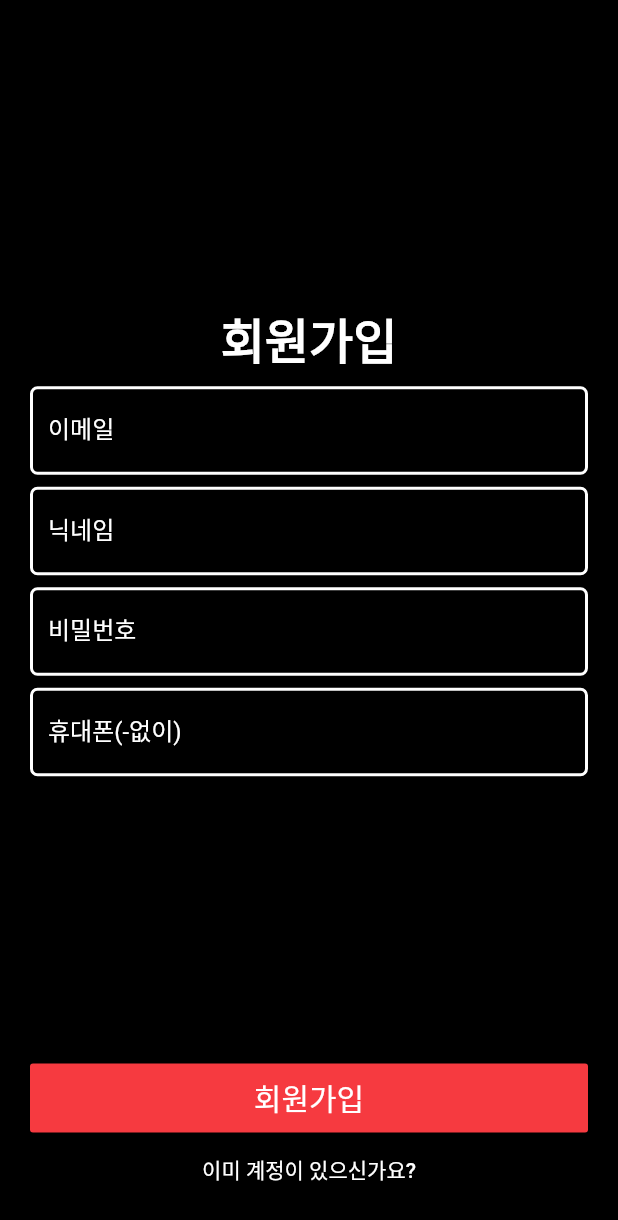
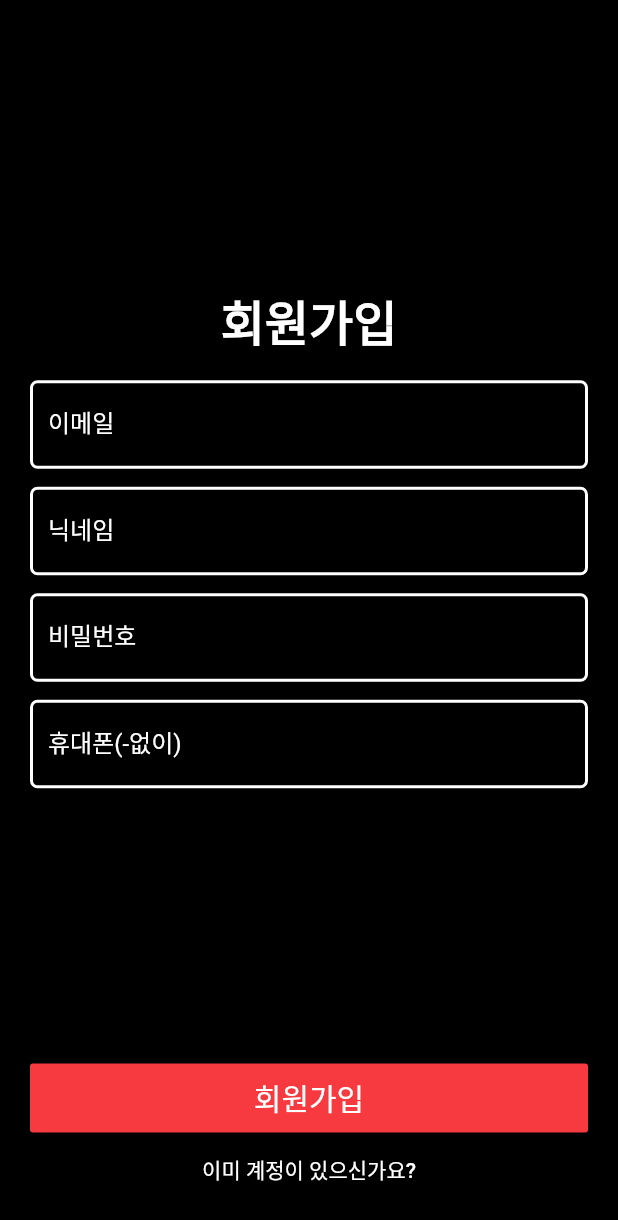
Before and after one commit to TaikoYamaguchi/sdb_trainer, a Flutter app: the screen it shows after launch, after a tap on "회원가입", on a phone screen of 412 x 824 dp. Shown: the top 1220 px of the screen. Run offline on Flutter 3.47's test engine with Material 2 defaults, Android fonts, the phone set to English and light mode, and no system bars; our stand-ins replace flutter_secure_storage, flutter_svg, fluttertoast, syncfusion_flutter_charts, syncfusion_flutter_gauges, table_calendar; missing offline and left inert: kakao_flutter_sdk, transition.

```diff
--- a/flutter/lib/main.dart
+++ b/flutter/lib/main.dart
@@ -14,9 +14,7 @@ import 'package:sdb_trainer/providers/loginState.dart';
 import 'package:kakao_flutter_sdk/kakao_flutter_sdk.dart';
 
 void main() {
-  KakaoSdk.init(
-      nativeAppKey: "54b807de5757a704a372c2d0539a67da",
-      javaScriptAppKey: "6cdb151de56c5328fc9a3d0fa55d1de8");
+  KakaoSdk.init(nativeAppKey: "54b807de5757a704a372c2d0539a67da");
 
   runApp(MultiProvider(providers: [
     ChangeNotifierProvider(create: (BuildContext context) => BodyStater()),
--- a/flutter/lib/pages/signup.dart
+++ b/flutter/lib/pages/signup.dart
@@ -121,23 +121,23 @@ class _LoginPageState extends State<SignUpPage> {
                             fontSize: 32,
                             fontWeight: FontWeight.w800)),
                     SizedBox(
-                      height: 8,
+                      height: 16,
                     ),
                     _emailWidget(),
                     SizedBox(
-                      height: 8,
+                      height: 12,
                     ),
                     _nicknameWidget(),
                     SizedBox(
-                      height: 8,
+                      height: 12,
                     ),
                     _passwordWidget(),
                     SizedBox(
-                      height: 8,
+                      height: 12,
                     ),
                     _phoneNumberWidget(),
                     SizedBox(
-                      height: 8,
+                      height: 12,
                     ),
                     Expanded(
                       flex: 3,
```
Also changed, not shown: flutter/lib/pages/login.dart (+6 -5 lines).
